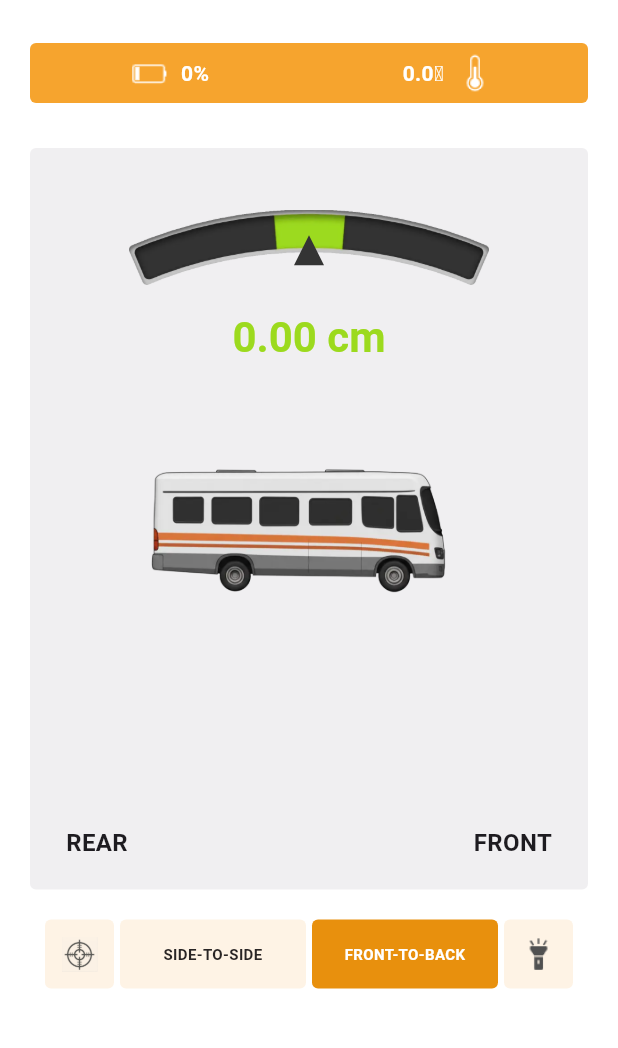
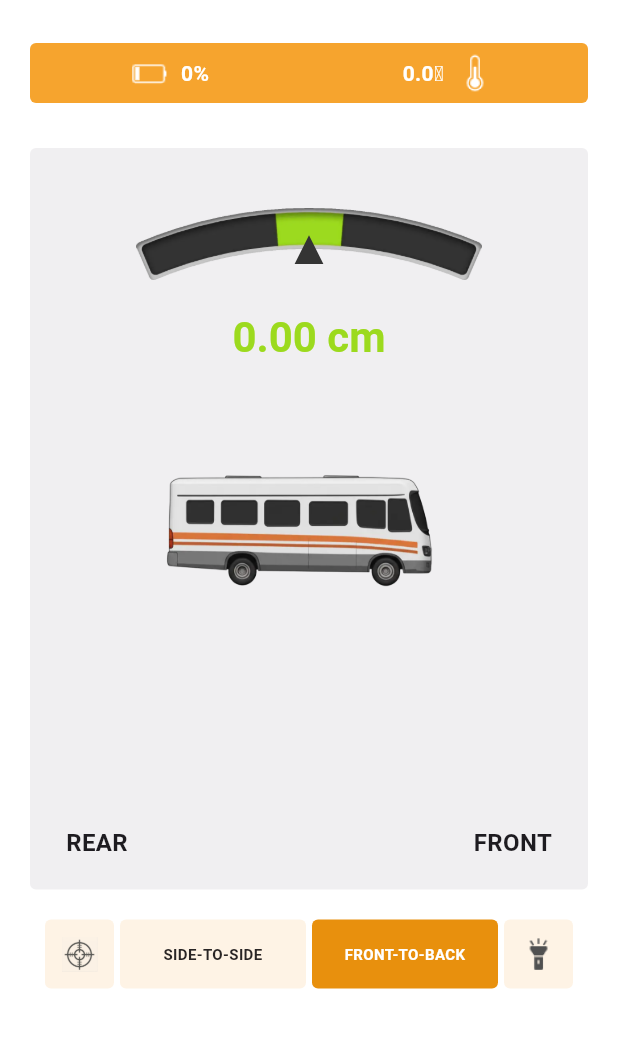
Before and after one commit to dhs964057117/gyrosApp, a Flutter app: the HomeScreen screen opened directly, on a phone screen of 412 x 824 dp, the part 71-1119 px from its top. Run offline on Flutter 3.47's test engine with Material 3 defaults, Android fonts, the phone set to English and light mode, and no system bars; our stand-ins replace flutter_blue_plus, permission_handler, shared_preferences; missing offline and left inert: page_flip, torch_light; accounts and stored records are empty; Roboto replaces fonts that are missing (Arial).

Commit message:
feat: 修改仪表指针范围

```diff
--- a/lib/widgets/leveling_gauge.dart
+++ b/lib/widgets/leveling_gauge.dart
@@ -1,4 +1,3 @@
-import 'dart:ui';
 import 'package:flutter/material.dart';
 
 class LevelingGauge extends StatelessWidget {
@@ -35,44 +34,51 @@ class LevelingGauge extends StatelessWidget {
         final double availableWidth = constraints.maxWidth;
         final double availableHeight = constraints.maxHeight;
 
-        // Determine which car image to use
-        String carImage;
-        if (viewMode == 1) {
-          carImage = 'assets/images/car${carType}h.webp';
-        } else {
-          carImage = 'assets/images/car${carType}w.webp';
-        }
-
+        // 鸟瞰图 (Mode 3) 内部已经使用了按比例布局，保持原样
         if (viewMode == 3) {
           return _buildBirdsEyeView(availableWidth, availableHeight);
         }
 
+        // Determine which car image to use
+        String carImage = viewMode == 1
+            ? 'assets/images/car${carType}h.webp'
+            : 'assets/images/car${carType}w.webp';
+
         // Determine background gauge image
         String levelerImage = _getLevelerImage(angle);
 
-        return Stack(
+        // 使用固定的逻辑坐标系 (350 x 500)，然后使用 FittedBox 等比缩放整个 Stack。
+        // 彻底锁死圆弧、指针、小车之间的相对位置和大小关系，永不越界。
+        return FittedBox(
+          fit: BoxFit.contain, // 保证等比缩放并在容器内居中完整显示
+          child: SizedBox(
+            width: 350,  // 逻辑宽度
+            height: 500, // 逻辑高度
+            child: Stack(
               alignment: Alignment.center,
               children: [
-            // Background Gauge (Leveler Arcs) - Now part of the same stack
+                // Background Gauge (Leveler Arcs)
                 Positioned(
-              top: 26, // Adjust to match HomeScreen's top:24 (24 - 15 = 9)
+                  top: 26, // 维持原有的固定位置逻辑
                   child: Image.asset(
                     levelerImage,
-                width: 240,
+                    width: 240, // 维持原有的固定大小
                     gaplessPlayback: true,
                   ),
                 ),
-            // Original JS: anime.animate("#wires", {rotate: (val * 5.2)+'deg' });
-            AnimatedRotation(
-              turns: (angle * 5.2) / 360.0,
+                // 仪表的指针 - 独立出完美的几何旋转体系
+                Positioned(
+                  top: 35, // 略微上移，让旋转中心完美对准圆弧图像的几何圆心
+                  child: AnimatedRotation(
+                    turns: (angle * 6.5) / 360.0, // 将倍率从5.2放大到7.5，确保极限角度下能扫到圆弧最末端的边缘
                     duration: const Duration(milliseconds: 300),
-              curve: Curves.easeOut, // 移除 easeOutBack 避免回弹导致无法触及边缘
+                    curve: Curves.easeOut,
                     child: Container(
-                height: availableHeight * 0.92,
+                      height: 360, // 设置精确的旋转直径(半径180)，这与圆弧的物理曲率100%吻合，无论怎么转都不会越界
                       width: 20,
                       alignment: Alignment.topCenter,
                       child: Padding(
-                  padding: const EdgeInsets.only(top: 24.0), // 调整间距使其紧贴圆弧边缘
+                        padding: const EdgeInsets.only(top: 10.0), // 指针尖端向下压10像素，稳稳卡在彩色带中央
                         child: CustomPaint(
                           size: const Size(20, 20),
                           painter: TrianglePainter(color: const Color(0xFF343434)),
@@ -80,18 +86,21 @@ class LevelingGauge extends StatelessWidget {
                       ),
                     ),
                   ),
-            // Original JS: anime.animate("#fanos", {rotate: (val * 5.2 * 0.4)+'deg' });
+                ),
+                // 小车图片
                 AnimatedRotation(
                   turns: (angle * 2.08) / 360.0,
                   duration: const Duration(milliseconds: 300),
                   curve: Curves.easeOutBack,
                   child: Image.asset(
                     carImage,
-                width: availableWidth * 0.8,
+                    width: 280, // 相当于你原来的 availableWidth * 0.8 (350 * 0.8 = 280)
                     fit: BoxFit.contain,
                   ),
                 ),
               ],
+            ),
+          ),
         );
       },
     );
@@ -255,8 +264,6 @@ class TrianglePainter extends CustomPainter {
 
   @override
   void paint(Canvas canvas, Size size) {
-    // Original CSS: width:0; height:0; border-left/right: 10px; border-bottom: 20px
-    // This creates an upward pointing triangle.
     final paint = Paint()..color = color;
     final path = Path();
     path.moveTo(size.width / 2, 0); // Top center tip
```
Lines whose indentation alone changed are shown as unchanged.
